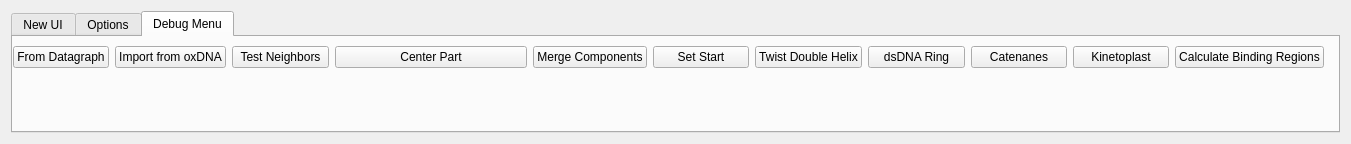
First picture: the form in AdenitaCoreSE/form/SEAdenitaCoreSEAppGUI.ui, repository edellano/Adenita-SAMSON-Edition, before the edit.
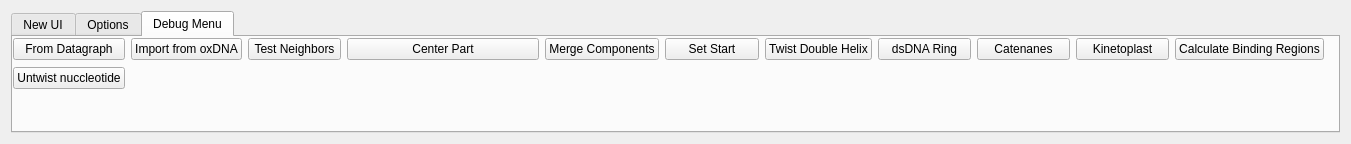
Second picture: the form after the edit.

Commit message: Added function to untwist nucleotides and test function in debug menu

Patch:
```diff
--- a/AdenitaCoreSE/form/SEAdenitaCoreSEAppGUI.ui
+++ b/AdenitaCoreSE/form/SEAdenitaCoreSEAppGUI.ui
@@ -463,7 +463,7 @@
            <x>0</x>
            <y>0</y>
            <width>1311</width>
-           <height>41</height>
+           <height>54</height>
           </rect>
          </property>
          <layout class="QGridLayout" name="gridLayout_3">
@@ -544,6 +544,13 @@
             </property>
            </widget>
           </item>
+          <item row="1" column="0">
+           <widget class="QPushButton" name="btnUntwist">
+            <property name="text">
+             <string>Untwist nuccleotide</string>
+            </property>
+           </widget>
+          </item>
          </layout>
         </widget>
        </widget>
```
Left out of the diff: 65 changed lines with no effect on the pictures. The commit also changes 6 other files.
